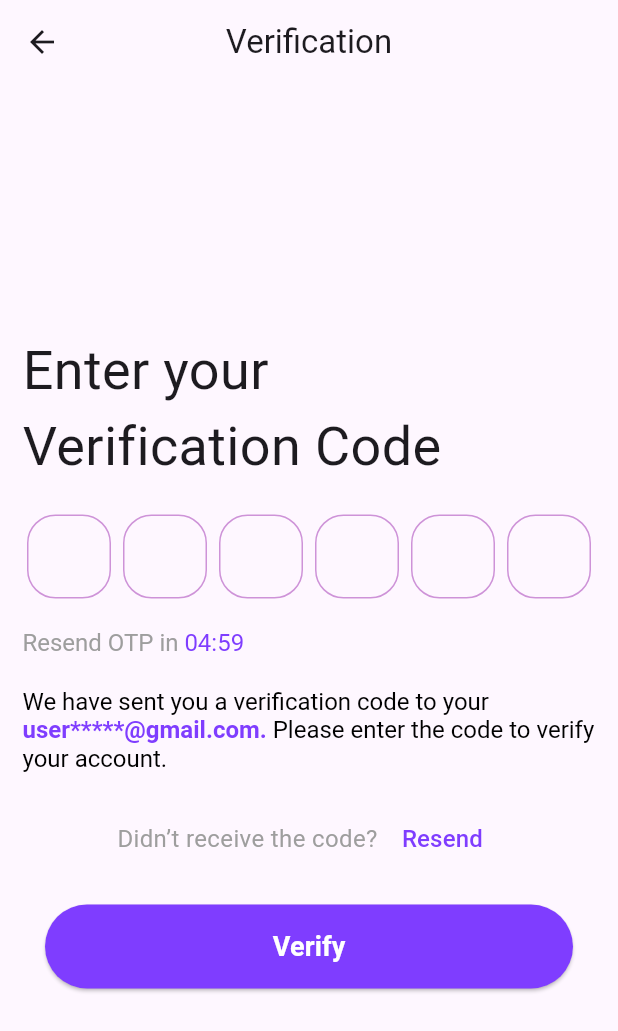
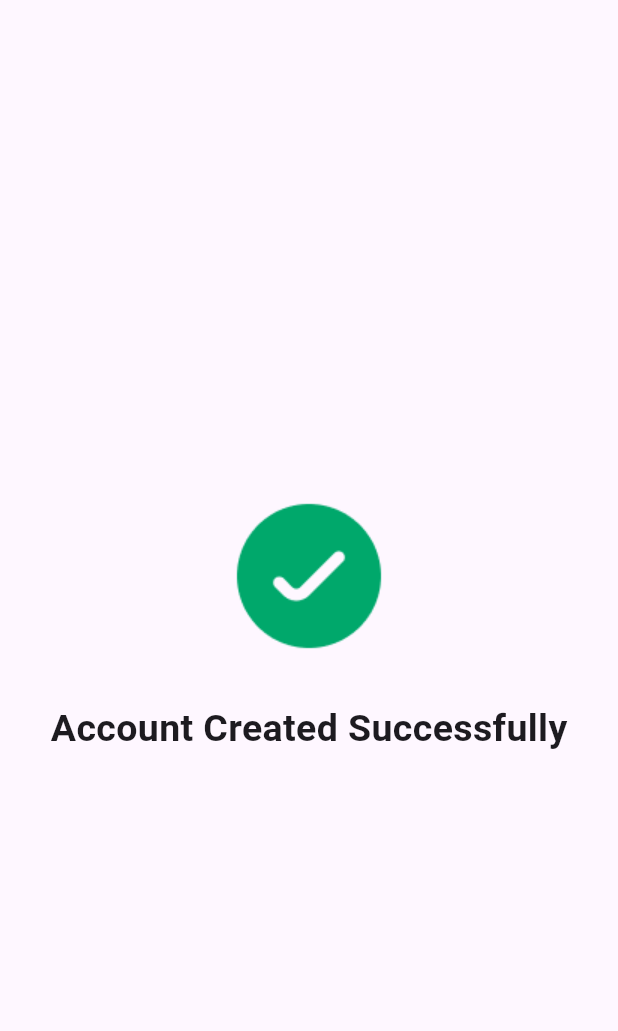
Before and after one commit to sufyankamil/MTE, a Flutter app: the SignupVerification screen opened directly, after a tap on "Verify", on a phone screen of 412 x 824 dp. Shown: the top 1031 px of the screen. Run offline on Flutter 3.47's test engine with Material 3 defaults, Android fonts, the phone set to English and light mode, and no system bars; drawn by our look-alikes of pinput; our stand-ins replace font_awesome_flutter; missing offline and left inert: numeric_keyboard.

Commit message:
Added screens for set pin account setup..

```diff
--- /dev/null
+++ b/lib/common/success/success_screen.dart
@@ -0,0 +1,45 @@
+import 'package:flutter/material.dart';
+
+class SuccessScreen extends StatefulWidget {
+  const SuccessScreen({super.key, required this.text, required this.routeName});
+
+  final String text;
+
+  final String routeName;
+
+  @override
+  State<SuccessScreen> createState() => _SuccessScreenState();
+}
+
+class _SuccessScreenState extends State<SuccessScreen> {
+  @override
+  void initState() {
+    super.initState();
+    Future.delayed(const Duration(seconds: 2), () {
+      Navigator.pushReplacementNamed(context, widget.routeName);
+    });
+  }
+
+  @override
+  Widget build(BuildContext context) {
+    return Scaffold(
+      body: Column(
+        mainAxisAlignment: MainAxisAlignment.center,
+        crossAxisAlignment: CrossAxisAlignment.center,
+        spacing: 20,
+        children: [
+          Align(
+            alignment: Alignment.center,
+              child: Image.asset("assets/images/success.png", fit: BoxFit.cover)),
+          Align(
+            alignment: Alignment.center,
+            child: Text(
+              widget.text,
+              style: const TextStyle(fontSize: 25, fontWeight: FontWeight.bold),
+            ),
+          ),
+        ],
+      ),
+    );
+  }
+}
--- a/lib/features/view/forgot_password/forgot_password.dart
+++ b/lib/features/view/onboarding/forgot_password/forgot_password.dart
@@ -1,5 +1,5 @@
 import 'package:flutter/material.dart';
-import 'package:montra_expense_tracker/features/view/forgot_password/mail_sent.dart';
+import 'package:montra_expense_tracker/features/view/onboarding/forgot_password/mail_sent.dart';
 
 class ForgotPassword extends StatefulWidget {
   const ForgotPassword({super.key});
--- a/lib/features/view/login/login_view.dart
+++ b/lib/features/view/onboarding/login/login_view.dart
@@ -1,6 +1,6 @@
 import 'package:flutter/gestures.dart';
 import 'package:flutter/material.dart';
-import 'package:montra_expense_tracker/features/view/forgot_password/forgot_password.dart';
+import 'package:montra_expense_tracker/features/view/onboarding/forgot_password/forgot_password.dart';
 
 import '../signup/sign_up_view.dart';
 
--- a/lib/features/view/onboarding/onboarding_view/onbaording_view3.dart
+++ b/lib/features/view/onboarding/onboarding_view/onbaording_view3.dart
@@ -1,7 +1,7 @@
 import 'package:flutter/material.dart';
-import 'package:montra_expense_tracker/features/view/signup/sign_up_view.dart';
+import 'package:montra_expense_tracker/features/view/onboarding/signup/sign_up_view.dart';
 
-import '../../login/login_view.dart';
+import '../login/login_view.dart';
 
 class OnboardingView3 extends StatelessWidget {
   const OnboardingView3({super.key});
--- a/lib/features/view/verification/signup_verification.dart
+++ b/lib/features/view/onboarding/verification/signup_verification.dart
@@ -1,6 +1,7 @@
 import 'dart:async';
 
 import 'package:flutter/material.dart';
+import 'package:montra_expense_tracker/common/success/success_screen.dart';
 import 'package:pinput/pinput.dart';
 
 class SignupVerification extends StatefulWidget {
@@ -72,7 +73,7 @@ class _SignupVerificationState extends State<SignupVerification> {
       ),
     );
 
-    String _formatTime(int seconds) {
+    String formatTime(int seconds) {
       final minutes = (seconds ~/ 60).toString().padLeft(2, '0');
       final secs = (seconds % 60).toString().padLeft(2, '0');
       return '$minutes:$secs';
@@ -154,7 +155,7 @@ class _SignupVerificationState extends State<SignupVerification> {
                     style: const TextStyle(fontSize: 16, color: Colors.grey),
                     children: <TextSpan>[
                       TextSpan(
-                        text: _formatTime(_secondsRemaining),
+                        text: formatTime(_secondsRemaining),
                         style: const TextStyle(
                           fontSize: 16,
                           color: Color(0xFF7F3DFF),
@@ -218,12 +219,15 @@ class _SignupVerificationState extends State<SignupVerification> {
                 width: double.infinity,
                 child: ElevatedButton(
                   onPressed: (){
-                      Navigator.push(
-                        context,
-                        MaterialPageRoute(
-                          builder: (context) => const SignupVerification(),
+                    Navigator.pushReplacement(
+                      context,
+                      MaterialPageRoute(
+                        builder: (context) => const SuccessScreen(
+                          text: 'Account Created Successfully',
+                          routeName: '/verification',
                         ),
-                      );
+                      ),
+                    );
                   },
                   style: ElevatedButton.styleFrom(
                     backgroundColor: const Color(0XFF7F3DFF),
--- a/pubspec.yaml
+++ b/pubspec.yaml
@@ -16,6 +16,7 @@ dependencies:
   font_awesome_flutter: 10.8.0
   flutter_secure_storage: 9.2.4
   pinput: 5.0.1
+  numeric_keyboard: 1.1.0
 
 dev_dependencies:
   flutter_test:
```
Also changed, not shown: lib/features/view/home/home_view.dart (added, +16 -0 lines), lib/features/view/onboarding/account-setup/account_setup.dart (added, +77 -0 lines), lib/features/view/onboarding/add_new_account/add_new_account.dart (added, +173 -0 lines), lib/features/view/onboarding/set-pin/set_pin_view.dart (added, +139 -0 lines), lib/main.dart (+15 -2 lines), assets/images/success.png (added), lib/features/view/onboarding/forgot_password/mail_sent.dart (renamed from lib/features/view/forgot_password/mail_sent.dart), lib/features/view/onboarding/signup/sign_up_view.dart (renamed from lib/features/view/signup/sign_up_view.dart), pubspec.lock.
